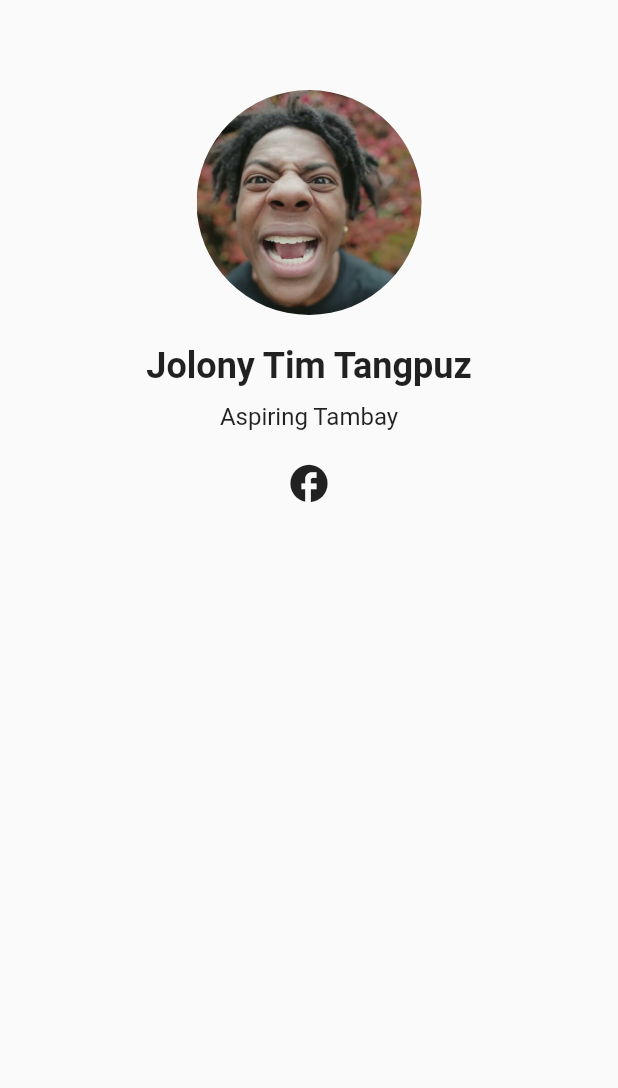
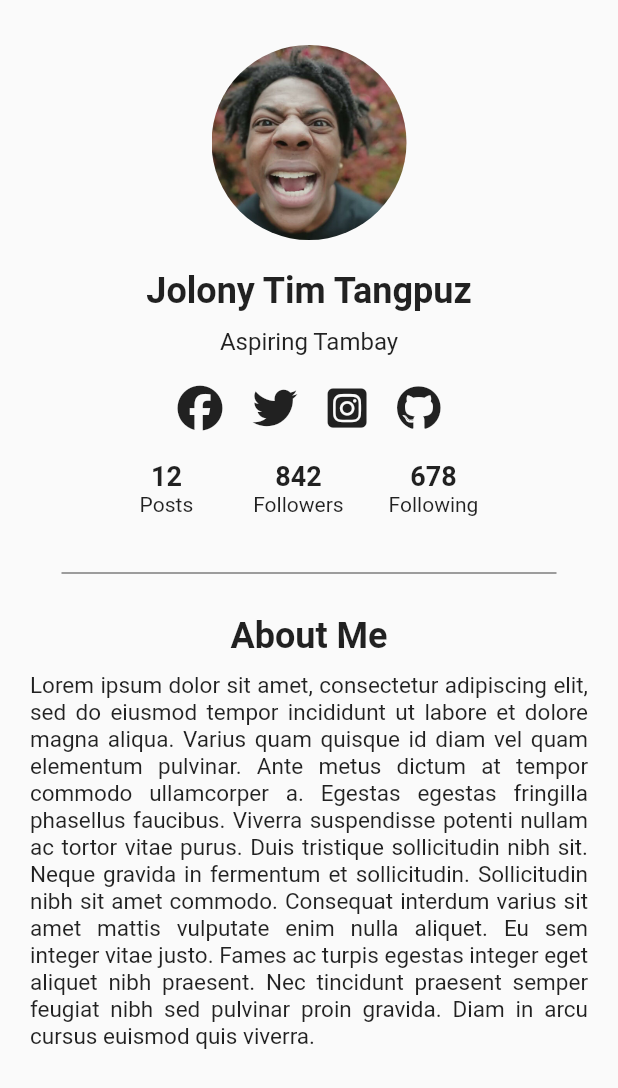
Before and after one commit to b1gmcdaddy/PokeGen, a Flutter app: the Page3 screen opened directly, on a phone screen of 412 x 824 dp. Shown: the top 1088 px of the screen. Run offline on Flutter 3.47's test engine with Material 2 defaults, Android fonts, the light colour scheme and no system bars; our stand-ins replace font_awesome_flutter.

Commit message:
finished page3

```diff
--- a/lib/screens/Page3Profile.dart
+++ b/lib/screens/Page3Profile.dart
@@ -1,4 +1,5 @@
 import 'package:flutter/material.dart';
+import 'package:font_awesome_flutter/font_awesome_flutter.dart';
 
 class Page3 extends StatelessWidget {
   const Page3({super.key});
@@ -9,11 +10,11 @@ class Page3 extends StatelessWidget {
       body: Center(
         child: Column(
           children: <Widget>[
-            SizedBox(height: 60),
+            SizedBox(height: 30),
             Container(
-              width: 150,
-              height: 150,
-              decoration: BoxDecoration(
+              width: 130,
+              height: 130,
+              decoration: const BoxDecoration(
                 shape: BoxShape.circle,
                 image: DecorationImage(
                   image: AssetImage('assets/avatar.jpg'),
@@ -22,7 +23,7 @@ class Page3 extends StatelessWidget {
               ),
             ),
             SizedBox(height: 20),
-            Text(
+            const Text(
               'Jolony Tim Tangpuz',
               style: TextStyle(
                 fontSize: 24,
@@ -30,21 +31,111 @@ class Page3 extends StatelessWidget {
               ),
             ),
             SizedBox(height: 10),
-            Text(
+            const Text(
               'Aspiring Tambay',
               style: TextStyle(
                 fontSize: 16,
               ),
             ),
-           SizedBox(height: 20),
-            Row(
+            const SizedBox(height: 20),
+            const Row(
               mainAxisAlignment: MainAxisAlignment.center,
               children: <Widget>[
-                Icon(
-                  Icons.facebook,
+                FaIcon(
+                  FontAwesomeIcons.facebook,
+                  size: 30,
+                ),
+                SizedBox(width: 20),
+                FaIcon(
+                  FontAwesomeIcons.twitter,
+                  size: 30,
+                ),
+                SizedBox(width: 20),
+                FaIcon(
+                  FontAwesomeIcons.squareInstagram,
+                  size: 30,
+                ),
+                SizedBox(width: 20),
+                FaIcon(
+                  FontAwesomeIcons.github,
                   size: 30,
                 ),
               ],
+            ),
+            SizedBox(height: 20),
+            const Row(
+              mainAxisAlignment: MainAxisAlignment.center,
+              children: <Widget>[
+                Column(
+                  children: <Widget>[
+                    Text(
+                      '12',
+                      style: TextStyle(
+                        fontSize: 18,
+                        fontWeight: FontWeight.bold,
+                      ),
+                    ),
+                    Text('Posts'),
+                  ],
+                ),
+                SizedBox(width: 40),
+                Column(
+                  children: <Widget>[
+                    Text(
+                      '842',
+                      style: TextStyle(
+                        fontSize: 18,
+                        fontWeight: FontWeight.bold,
+                      ),
+                    ),
+                    Text('Followers'),
+                  ],
+                ),
+                SizedBox(width: 30),
+                Column(
+                  children: <Widget>[
+                    Text(
+                      '678',
+                      style: TextStyle(
+                        fontSize: 18,
+                        fontWeight: FontWeight.bold,
+                      ),
+                    ),
+                    Text('Following'),
+                  ],
+                ),
+              ],
+            ),
+            SizedBox(
+              height: 30,
+            ),
+            Container(
+              width: 330,
+              child: Divider(
+                thickness: 0.5,
+                color: Colors.black,
+              ),
+            ),
+            SizedBox(
+              height: 20,
+            ),
+            const Text(
+              'About Me',
+              style: TextStyle(
+                fontSize: 24,
+                fontWeight: FontWeight.bold,
+              ),
+            ),
+            SizedBox(height: 10),
+            Padding(
+              padding: const EdgeInsets.fromLTRB(20.0, 0, 20.0, 0),
+              child: const Text(
+                'Lorem ipsum dolor sit amet, consectetur adipiscing elit, sed do eiusmod tempor incididunt ut labore et dolore magna aliqua. Varius quam quisque id diam vel quam elementum pulvinar. Ante metus dictum at tempor commodo ullamcorper a. Egestas egestas fringilla phasellus faucibus. Viverra suspendisse potenti nullam ac tortor vitae purus. Duis tristique sollicitudin nibh sit. Neque gravida in fermentum et sollicitudin. Sollicitudin nibh sit amet commodo. Consequat interdum varius sit amet mattis vulputate enim nulla aliquet. Eu sem integer vitae justo. Fames ac turpis egestas integer eget aliquet nibh praesent. Nec tincidunt praesent semper feugiat nibh sed pulvinar proin gravida. Diam in arcu cursus euismod quis viverra.',
+                textAlign: TextAlign.justify,
+                style: TextStyle(
+                  fontSize: 15,
+                ),
+              ),
             ),
           ],
         ),
```
